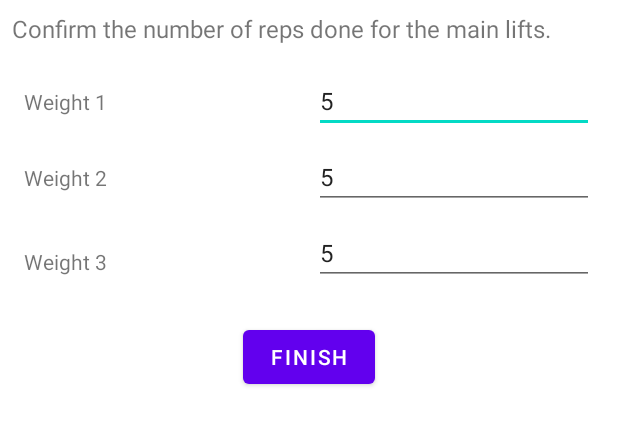
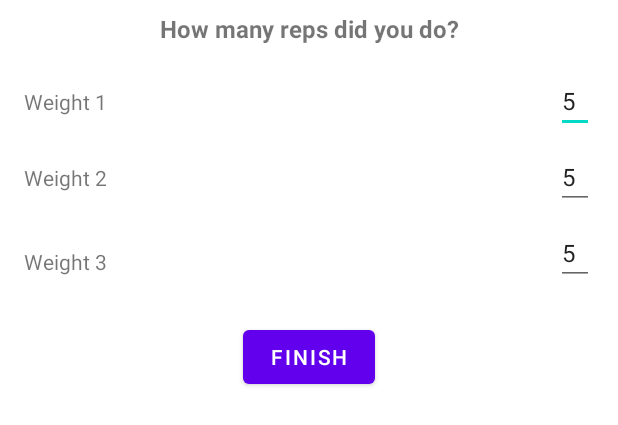
Before and after one commit to tanzian97/gym-app, an Android app: the layout fragment_workout_finish_dialog.xml on its own in the app's theme, with its tools: preview values and no code run, on a phone screen of 412 x 824 dp. Shown: the top 425 px of the screen. Run offline under Robolectric (Android 15) with nearby library versions, the phone set to English and light mode, and no system bars.

Commit message:
Change number picker default value depending on week count

```diff
--- a/app/src/main/java/com/example/gymapp/ui/workout/WorkoutFinishDialogFragment.kt
+++ b/app/src/main/java/com/example/gymapp/ui/workout/WorkoutFinishDialogFragment.kt
@@ -23,7 +23,10 @@ class WorkoutFinishDialogFragment(private val amrapRepCount: Int) : DialogFragme
     ): View {
         _binding = FragmentWorkoutFinishDialogBinding.inflate(inflater, container, false)
 
-        binding.thirdMainSetReps.setText(amrapRepCount)
+//        binding.firstMainSetReps.setText()
+//        binding.secondMainSetReps.setText()
+
+        binding.thirdMainSetReps.setText(amrapRepCount.toString())
 
         binding.finishButton.setOnClickListener{
 //            TODO: Upsert into session and set DBs
--- a/app/src/main/java/com/example/gymapp/ui/workout/WorkoutFragment.kt
+++ b/app/src/main/java/com/example/gymapp/ui/workout/WorkoutFragment.kt
@@ -57,7 +57,12 @@ class WorkoutFragment: Fragment(){
             val numberPicker = NumberPicker(requireActivity())
             numberPicker.minValue = 0
             numberPicker.maxValue = 30
-            numberPicker.value = 5
+            numberPicker.value = when (args.weekCount) {
+                1 -> 5
+                2 -> 3
+                3 -> 1
+                else -> 5
+            }
             numberPicker.wrapSelectorWheel = true
 
             val dialog = AlertDialog.Builder(requireContext())
--- a/app/src/main/res/layout/fragment_workout_finish_dialog.xml
+++ b/app/src/main/res/layout/fragment_workout_finish_dialog.xml
@@ -12,16 +12,19 @@
         android:layout_marginStart="16dp"
         android:text="Weight 1"
         app:layout_constraintBaseline_toBaselineOf="@+id/first_main_set_reps"
+        app:layout_constraintEnd_toStartOf="@+id/first_main_set_reps"
+        app:layout_constraintHorizontal_bias="0.0"
         app:layout_constraintStart_toStartOf="parent" />
 
     <EditText
         android:id="@+id/first_main_set_reps"
-        android:layout_width="wrap_content"
+        android:layout_width="25dp"
         android:layout_height="wrap_content"
         android:layout_marginTop="16dp"
         android:layout_marginEnd="16dp"
         android:ems="10"
         android:inputType="none|number"
+        android:maxLength="2"
         android:text="5"
         android:textSize="16sp"
         app:layout_constraintEnd_toEndOf="parent"
@@ -34,15 +37,18 @@
         android:layout_marginStart="16dp"
         android:text="Weight 2"
         app:layout_constraintBaseline_toBaselineOf="@+id/second_main_set_reps"
+        app:layout_constraintEnd_toStartOf="@+id/second_main_set_reps"
+        app:layout_constraintHorizontal_bias="0.0"
         app:layout_constraintStart_toStartOf="parent" />
 
     <EditText
         android:id="@+id/second_main_set_reps"
-        android:layout_width="wrap_content"
+        android:layout_width="25dp"
         android:layout_height="wrap_content"
         android:layout_marginTop="8dp"
         android:ems="10"
         android:inputType="none|number"
+        android:maxLength="2"
         android:text="5"
         android:textSize="16sp"
         app:layout_constraintEnd_toEndOf="@+id/first_main_set_reps"
@@ -57,15 +63,18 @@
         android:layout_marginBottom="6dp"
         android:text="Weight 3"
         app:layout_constraintBottom_toBottomOf="@+id/third_main_set_reps"
+        app:layout_constraintEnd_toStartOf="@+id/third_main_set_reps"
+        app:layout_constraintHorizontal_bias="0.0"
         app:layout_constraintStart_toStartOf="parent" />
 
     <EditText
         android:id="@+id/third_main_set_reps"
-        android:layout_width="wrap_content"
+        android:layout_width="25dp"
         android:layout_height="wrap_content"
         android:layout_marginTop="8dp"
         android:ems="10"
         android:inputType="none|number"
+        android:maxLength="2"
         android:text="5"
         android:textSize="16sp"
         app:layout_constraintEnd_toEndOf="@+id/second_main_set_reps"
@@ -76,10 +85,13 @@
         android:id="@+id/confirm_reps_text"
         android:layout_width="wrap_content"
         android:layout_height="wrap_content"
-        android:layout_marginStart="8dp"
+        android:layout_marginStart="16dp"
         android:layout_marginTop="8dp"
-        android:text="Confirm the number of reps done for the main lifts."
+        android:layout_marginEnd="16dp"
+        android:text="How many reps did you do?"
         android:textSize="16sp"
+        android:textStyle="bold"
+        app:layout_constraintEnd_toEndOf="parent"
         app:layout_constraintStart_toStartOf="parent"
         app:layout_constraintTop_toTopOf="parent" />
 
```
